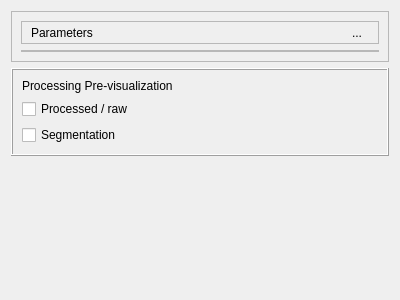
This is hdemg_viewer_exemple/Qt_creator/EMGExplorer_qt/parameters_graph.ui in anaisalexia/EMGExplorer as Qt 5 draws it before an edit. The edited form follows.
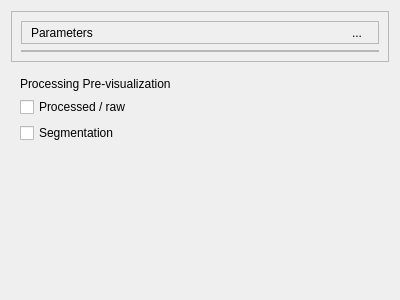
This is the edited form.

```diff
--- a/hdemg_viewer_exemple/Qt_creator/EMGExplorer_qt/parameters_graph.ui
+++ b/hdemg_viewer_exemple/Qt_creator/EMGExplorer_qt/parameters_graph.ui
@@ -30,7 +30,7 @@
    <item row="2" column="0" colspan="2">
     <widget class="QFrame" name="frame_3">
      <property name="frameShape">
-      <enum>QFrame::Box</enum>
+      <enum>QFrame::NoFrame</enum>
      </property>
      <property name="frameShadow">
       <enum>QFrame::Raised</enum>
```
Left out of the diff: 2 changed lines with no effect on the pictures.
